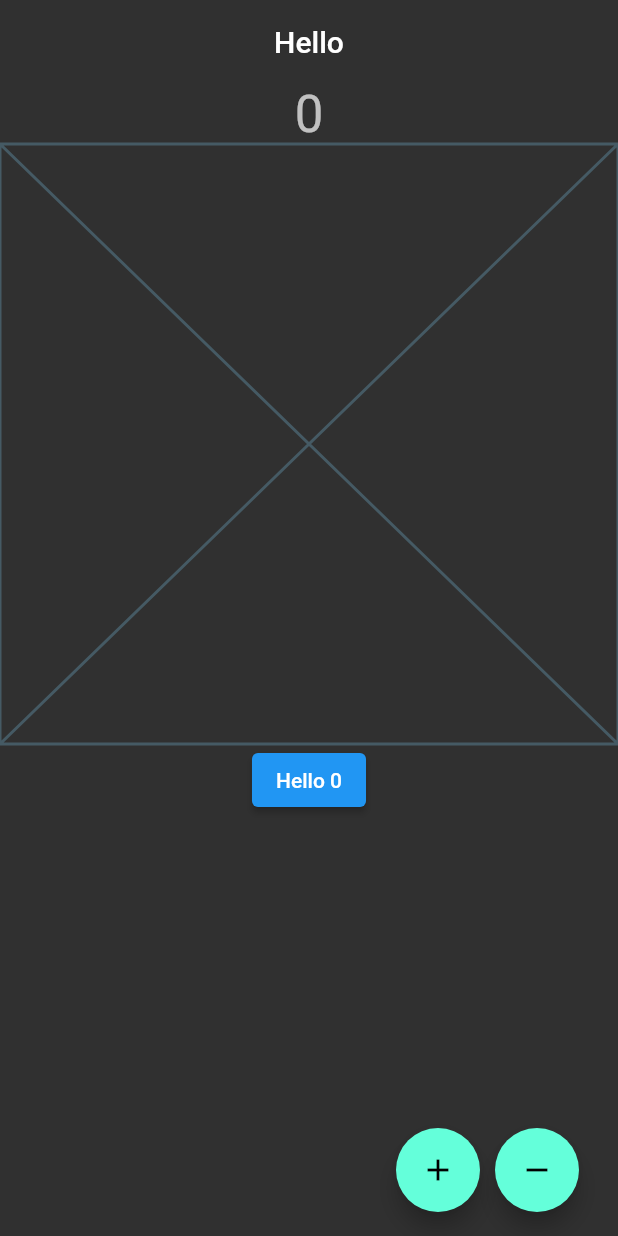
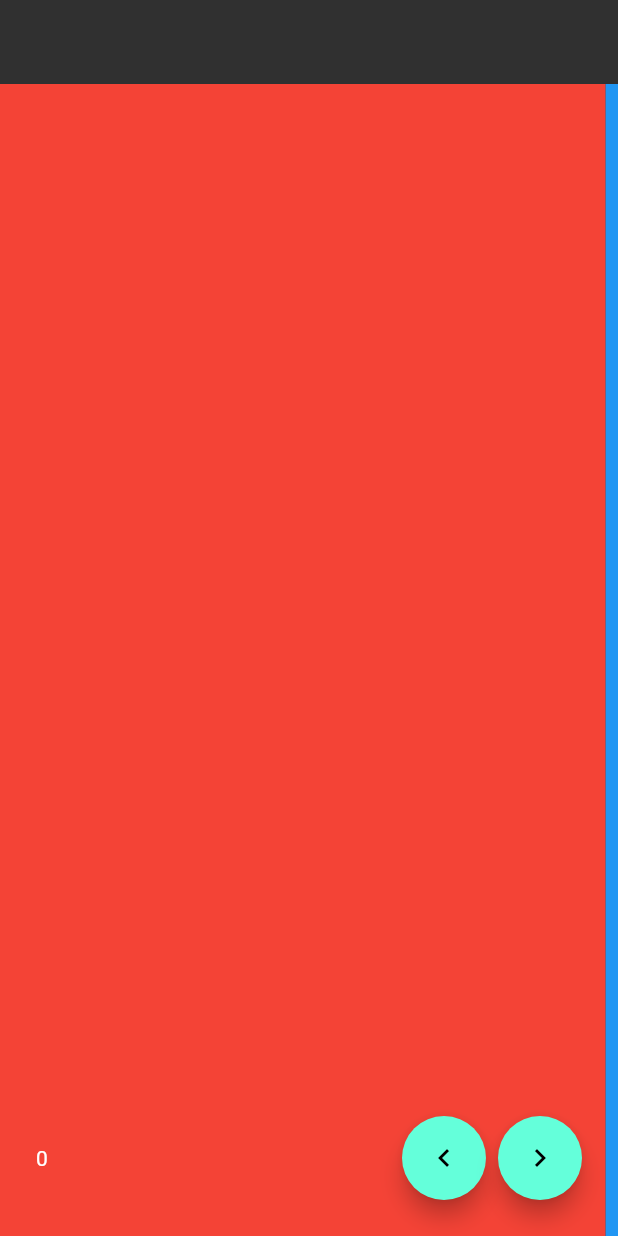
Before and after one commit to KLYCHUB/flutter_learn, a Flutter app: the screen it shows after launch, on a phone screen of 412 x 824 dp. Run offline on Flutter 3.47's test engine with Material 2 defaults, Android fonts, the light colour scheme and no system bars.

Commit message:
PageView

```diff
--- /dev/null
+++ b/lib/101/page_view_learn.dart
@@ -0,0 +1,73 @@
+import 'package:flutter/material.dart';
+
+class PageViewLearn extends StatefulWidget {
+  const PageViewLearn({super.key});
+
+  @override
+  State<PageViewLearn> createState() => _PageViewLearnState();
+}
+
+class _PageViewLearnState extends State<PageViewLearn> {
+  final _pageController = PageController(viewportFraction: 0.98);
+  int _currentIndex = 0;
+
+  void _pageIndex(int index) {
+    setState(() {
+      _currentIndex = index;
+    });
+  }
+
+  @override
+  Widget build(BuildContext context) {
+    return Scaffold(
+      appBar: AppBar(),
+      floatingActionButton: Row(
+        //mainAxisSize: MainAxisSize.min,
+        children: [
+          Padding(
+            padding: const EdgeInsets.symmetric(horizontal: 40),
+            child: Text(_currentIndex.toString()),
+          ),
+          Spacer(),
+          FloatingActionButton(
+            onPressed: () {
+              _pageController.previousPage(
+                  duration: _DurationUtility._durationLow,
+                  curve: Curves.linear);
+            },
+            child: Icon(Icons.chevron_left),
+          ),
+          Padding(
+            padding: _ButtonPadding.padding8,
+            child: FloatingActionButton(
+              onPressed: () {
+                _pageController.nextPage(
+                    duration: _DurationUtility._durationLow,
+                    curve: Curves.linear);
+              },
+              child: Icon(Icons.chevron_right),
+            ),
+          )
+        ],
+      ),
+      body: PageView(
+        padEnds: false,
+        controller: _pageController,
+        onPageChanged: _pageIndex,
+        children: [
+          Container(color: Colors.red),
+          Container(color: Colors.blue),
+          Container(color: Colors.white),
+        ],
+      ),
+    );
+  }
+}
+
+class _DurationUtility {
+  static const _durationLow = Duration(milliseconds: 500);
+}
+
+class _ButtonPadding {
+  static const padding8 = EdgeInsets.all(8.0);
+}
--- a/lib/main.dart
+++ b/lib/main.dart
@@ -2,7 +2,7 @@ import 'package:flutter/material.dart';
 import 'package:flutter/services.dart';
 
 import '101/color_learn.dart';
-import '101/statefull_learn.dart';
+import '101/page_view_learn.dart';
 void main() {
   runApp(const MyApp());
 }
@@ -27,7 +27,7 @@ class MyApp extends StatelessWidget {
           systemOverlayStyle: SystemUiOverlayStyle.light,
         ),
       ),
-      home: const StatefullLearn(),
+      home: const PageViewLearn(),
     );
   }
 }
```
